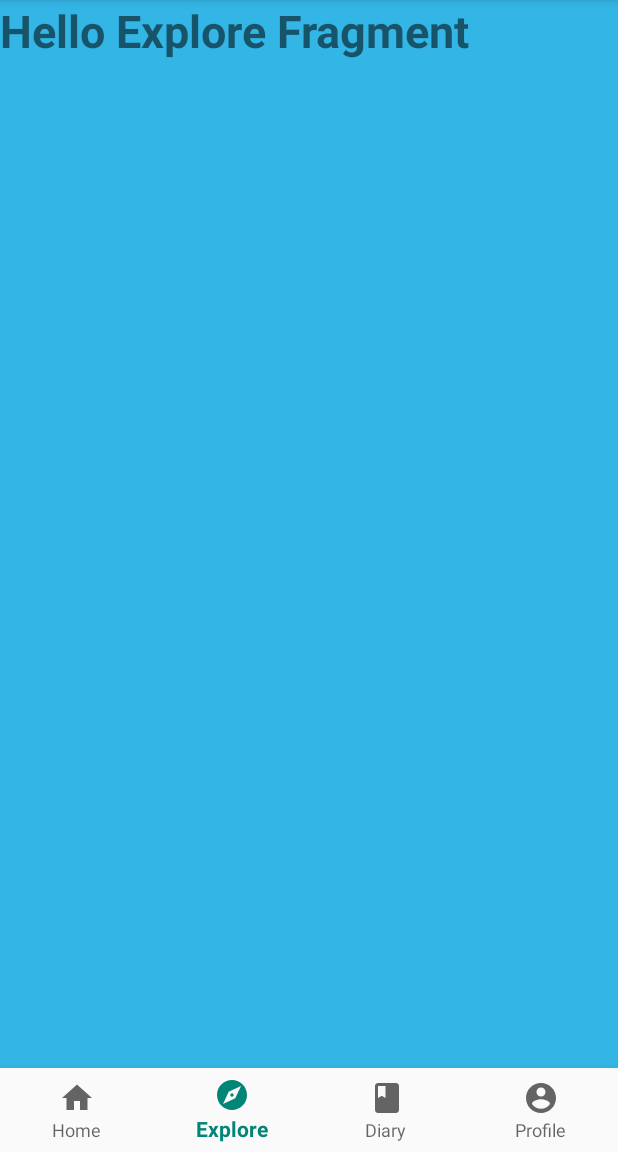
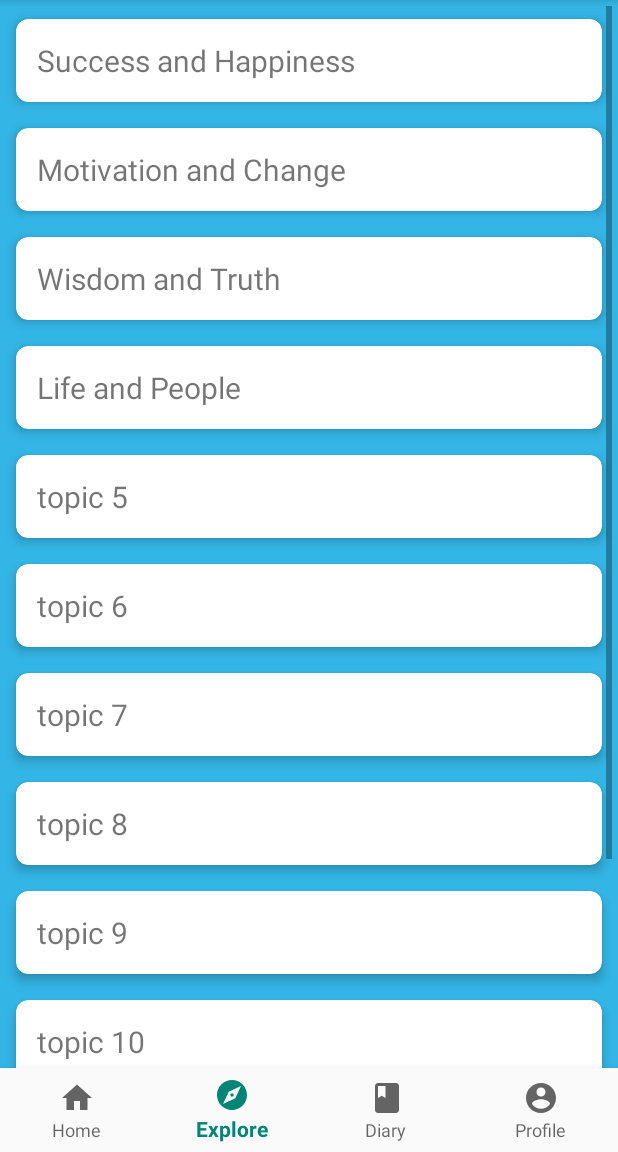
Before and after one commit to clarissalynnn/3634Project, an Android app: the screen it shows after launch (MainActivity), item 2 of the bottom bar chosen, on a phone screen of 412 x 824 dp, the part 84-1236 px from its top. Run offline under Robolectric (Android 15) with nearby library versions, the light colour scheme and no system bars.

Commit message:
Add RecyclerView to Explore Fragment

```diff
--- a/app/src/main/java/com/example/a3634project/ExploreFragment.java
+++ b/app/src/main/java/com/example/a3634project/ExploreFragment.java
@@ -2,7 +2,10 @@ package com.example.a3634project;
 
 import android.os.Bundle;
 
+import androidx.annotation.Nullable;
 import androidx.fragment.app.Fragment;
+import androidx.recyclerview.widget.LinearLayoutManager;
+import androidx.recyclerview.widget.RecyclerView;
 
 import android.view.LayoutInflater;
 import android.view.View;
@@ -13,16 +16,40 @@ import android.view.ViewGroup;
  * A simple {@link Fragment} subclass.
  */
 public class ExploreFragment extends Fragment {
+    private RecyclerView mRecyclerView;
+    private RecyclerView.Adapter mAdapter;
+    private RecyclerView.LayoutManager mLayoutManager;
 
     public ExploreFragment() {
         // Required empty public constructor
     }
 
+    @Override
+    public void onCreate(@Nullable Bundle savedInstanceState) {
+        super.onCreate(savedInstanceState);
+    }
 
     @Override
     public View onCreateView(LayoutInflater inflater, ViewGroup container,
                              Bundle savedInstanceState) {
         // Inflate the layout for this fragment
-        return inflater.inflate(R.layout.fragment_explore, container, false);
+        View v = inflater.inflate(R.layout.fragment_explore, container, false);
+
+        mRecyclerView = v.findViewById(R.id.recyclerView);
+        mRecyclerView.setHasFixedSize(true);
+        mLayoutManager = new LinearLayoutManager(getActivity());
+        mRecyclerView.setLayoutManager(mLayoutManager);
+
+        TopicAdapter.RecyclerViewClickListener listener = new TopicAdapter.RecyclerViewClickListener() {
+            @Override
+            public void onClick(View view, int position) {
+
+            }
+        };
+
+        mAdapter = new TopicAdapter(Topic.getTopics(), listener);
+        mRecyclerView.setAdapter(mAdapter);
+
+        return v;
     }
 }
--- /dev/null
+++ b/app/src/main/java/com/example/a3634project/Topic.java
@@ -0,0 +1,34 @@
+package com.example.a3634project;
+
+import java.util.ArrayList;
+
+public class Topic {
+
+    //this is just a sample Topic class, need API to get actual data!
+    private String name;
+
+    public Topic(String name){
+        this.name = name;
+    }
+
+    public String getName() {
+        return name;
+    }
+
+    public static ArrayList<Topic> getTopics() {
+        ArrayList<Topic> topic = new ArrayList<>();
+        topic.add(new Topic("Success and Happiness"));
+        topic.add(new Topic("Motivation and Change"));
+        topic.add(new Topic("Wisdom and Truth"));
+        topic.add(new Topic("Life and People"));
+        topic.add(new Topic("topic 5"));
+        topic.add(new Topic("topic 6"));
+        topic.add(new Topic("topic 7"));
+        topic.add(new Topic("topic 8"));
+        topic.add(new Topic("topic 9"));
+        topic.add(new Topic("topic 10"));
+        topic.add(new Topic("topic 11"));
+        topic.add(new Topic("topic 12"));
+        return topic;
+    }
+}
--- /dev/null
+++ b/app/src/main/java/com/example/a3634project/TopicAdapter.java
@@ -0,0 +1,61 @@
+package com.example.a3634project;
+
+import android.view.LayoutInflater;
+import android.view.View;
+import android.view.ViewGroup;
+import android.widget.Adapter;
+import android.widget.TextView;
+
+import androidx.annotation.NonNull;
+import androidx.recyclerview.widget.RecyclerView;
+
+import java.util.ArrayList;
+
+public class TopicAdapter extends RecyclerView.Adapter<TopicAdapter.ViewHolder> {
+    private ArrayList<Topic> topicList;
+    private RecyclerViewClickListener mListener;
+
+    public interface RecyclerViewClickListener {
+        void onClick(View view, int position);
+    }
+
+    public TopicAdapter(ArrayList<Topic> topicList, RecyclerViewClickListener listener){
+        this.topicList = topicList;
+        this.mListener = listener;
+    }
+
+    public static class ViewHolder extends RecyclerView.ViewHolder implements View.OnClickListener{
+        public TextView mName;
+        private RecyclerViewClickListener mListener;
+
+        public ViewHolder(@NonNull View itemView, RecyclerViewClickListener listener) {
+            super(itemView);
+            mListener = listener;
+            mName = itemView.findViewById(R.id.nameTv);
+        }
+
+        @Override
+        public void onClick(View v) {
+            mListener.onClick(v, getAdapterPosition());
+        }
+    }
+
+    @NonNull
+    @Override
+    public TopicAdapter.ViewHolder onCreateViewHolder(@NonNull ViewGroup parent, int viewType) {
+        View v = LayoutInflater.from(parent.getContext()).inflate(R.layout.topic_list, parent, false);
+        ViewHolder vh = new ViewHolder(v, mListener);
+        return vh;
+    }
+
+    @Override
+    public void onBindViewHolder(@NonNull ViewHolder holder, int position) {
+        Topic topic = topicList.get(position);
+        holder.mName.setText(topic.getName());
+    }
+
+    @Override
+    public int getItemCount() {
+        return topicList.size();
+    }
+}
--- a/app/src/main/res/layout/fragment_explore.xml
+++ b/app/src/main/res/layout/fragment_explore.xml
@@ -1,17 +1,19 @@
 <?xml version="1.0" encoding="utf-8"?>
-<FrameLayout xmlns:android="http://schemas.android.com/apk/res/android"
+<androidx.constraintlayout.widget.ConstraintLayout
+    xmlns:android="http://schemas.android.com/apk/res/android"
     xmlns:tools="http://schemas.android.com/tools"
     android:layout_width="match_parent"
     android:layout_height="match_parent"
-    tools:context=".ExploreFragment"
-    android:background="@android:color/holo_blue_light">
+    tools:context=".ExploreFragment">
 
-    <!-- TODO: Update blank fragment layout -->
-    <TextView
+    <androidx.recyclerview.widget.RecyclerView
+        android:id="@+id/recyclerView"
+        android:padding="4dp"
+        android:background="@android:color/holo_blue_light"
+        android:clipToPadding="false"
+        android:scrollbars="vertical"
         android:layout_width="match_parent"
         android:layout_height="match_parent"
-        android:text="Hello Explore Fragment"
-        android:textSize="30sp"
-        android:textStyle="bold" />
+        />
 
-</FrameLayout>
+</androidx.constraintlayout.widget.ConstraintLayout>
--- /dev/null
+++ b/app/src/main/res/layout/topic_list.xml
@@ -0,0 +1,26 @@
+<?xml version="1.0" encoding="utf-8"?>
+<androidx.cardview.widget.CardView xmlns:android="http://schemas.android.com/apk/res/android"
+    xmlns:tools="http://schemas.android.com/tools"
+    android:layout_width="match_parent"
+    android:layout_height="wrap_content"
+    xmlns:app="http://schemas.android.com/apk/res-auto"
+    app:cardCornerRadius="8dp"
+    app:cardElevation="4dp"
+    app:cardUseCompatPadding="true">
+
+    <RelativeLayout
+        android:layout_width="match_parent"
+        android:layout_height="wrap_content"
+        android:layout_margin="4dp"
+        android:padding="10dp"
+        >
+
+        <TextView
+            android:id="@+id/nameTv"
+            android:layout_width="wrap_content"
+            android:layout_height="wrap_content"
+            android:textSize="20dp"/>
+
+    </RelativeLayout>
+
+</androidx.cardview.widget.CardView>
```
